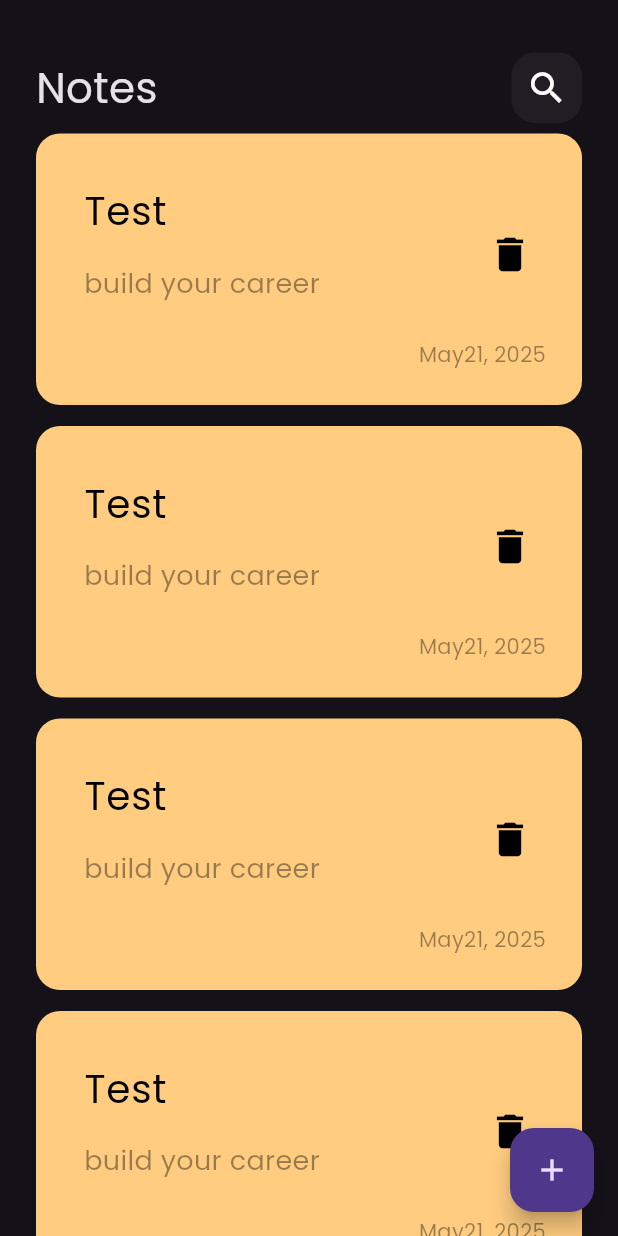
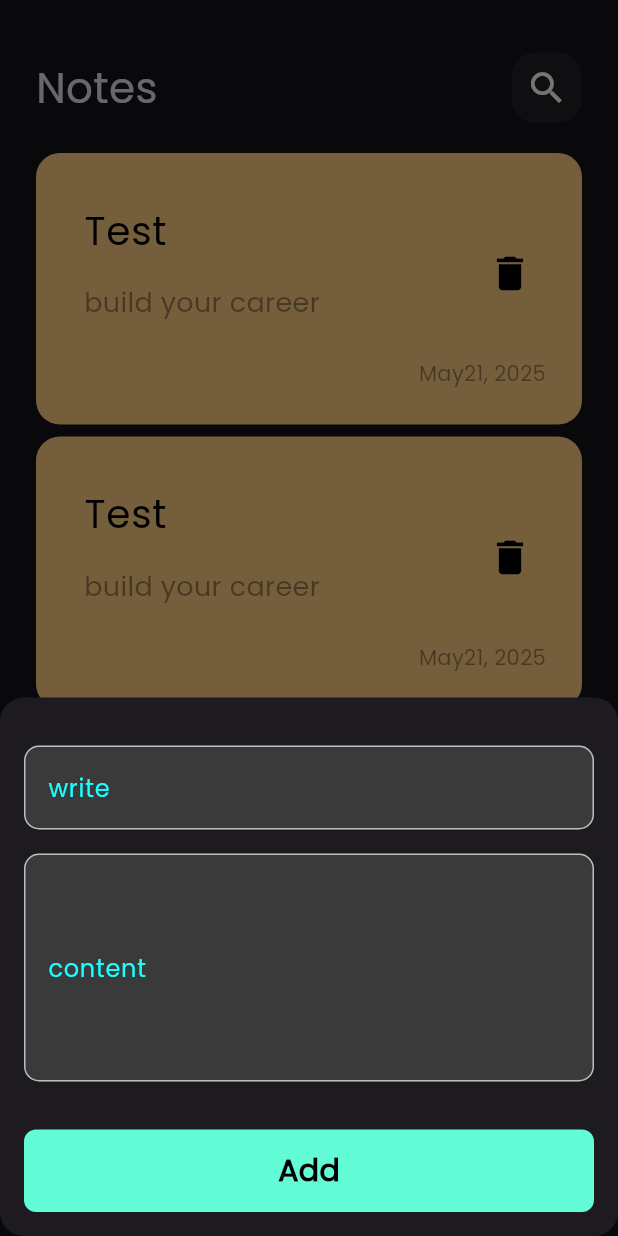
Before and after one commit to rafahkalo/notes_app, a Flutter app: the screen it shows after launch, after a tap on the "add" icon, on a phone screen of 412 x 824 dp. Run offline on Flutter 3.47's test engine with Material 3 defaults, Android fonts, the phone set to English and light mode, and no system bars.

Commit message:
upadte custom appBar

```diff
--- a/lib/main.dart
+++ b/lib/main.dart
@@ -12,6 +12,7 @@ class NotesApp extends StatelessWidget {
   @override
   Widget build(BuildContext context) {
     return MaterialApp(
+      debugShowCheckedModeBanner: false,
       theme: ThemeData(brightness: Brightness.dark, fontFamily: 'Poppins'),
         home: const NotesView()
     );
--- a/lib/views/notes_view.dart
+++ b/lib/views/notes_view.dart
@@ -1,15 +1,35 @@
 import 'package:flutter/cupertino.dart';
 import 'package:flutter/material.dart';
+import 'package:notes_app/views/widgets/AddNoteBottomSheet.dart';
 import 'package:notes_app/views/widgets/notes_view_body.dart';
 
 class NotesView extends StatelessWidget {
   const NotesView({super.key});
 
-
   @override
   Widget build(BuildContext context) {
     return Scaffold(
-      floatingActionButton: FloatingActionButton(onPressed: () {}, child: const Icon(Icons.add),),
+      floatingActionButton: SizedBox(
+        width: 60,
+        height: 60,
+        child: FloatingActionButton(
+          onPressed: () {
+            showModalBottomSheet(
+              isScrollControlled: true,
+              shape: RoundedRectangleBorder(
+                borderRadius: BorderRadius.circular(16),
+              ),
+              context: context,
+              builder: (context) {
+                return const AddNoteBottomSheet();
+              },
+            );
+          },
+          shape: const CircleBorder(),
+          backgroundColor: Colors.cyan,
+          child: const Icon(Icons.add),
+        ),
+      ),
       body: const NotesViewBody(),
     );
   }
--- a/lib/views/widgets/AddNoteBottomSheet.dart
+++ b/lib/views/widgets/AddNoteBottomSheet.dart
@@ -0,0 +1,31 @@
+
+import 'package:flutter/cupertino.dart';
+
+import 'custom_button.dart';
+import 'custom_text_field.dart';
+
+class AddNoteBottomSheet extends StatelessWidget {
+  const AddNoteBottomSheet({super.key});
+
+  @override
+  Widget build(BuildContext context) {
+    return SingleChildScrollView(
+      padding: EdgeInsets.only(
+        left: 16,
+        right: 16,
+        bottom: MediaQuery.of(context).viewInsets.bottom + 16,
+        top: 32,
+      ),
+      child: Column(
+        mainAxisSize: MainAxisSize.min,
+        children: const [
+          CustomTextField(hint: 'write',),
+          SizedBox(height: 16),
+          CustomTextField(hint: 'content', maxLines: 5),
+          SizedBox(height: 32),
+          CustomButton(),
+        ],
+      ),
+    );
+  }
+}
--- a/lib/views/widgets/custom_app_bar.dart
+++ b/lib/views/widgets/custom_app_bar.dart
@@ -4,18 +4,19 @@ import 'package:flutter/material.dart';
 import 'custom_search_icon.dart';
 
 class CustomAppBar extends StatelessWidget {
-  const CustomAppBar({super.key});
+  const CustomAppBar({super.key, required this.title, required this.icon});
 
+  final String title;
+  final IconData icon;
 
   @override
   Widget build(BuildContext context) {
     return Row(
       children: [
-        Text('Notes', style: TextStyle(fontSize: 28)),
+        Text(title, style: const TextStyle(fontSize: 28)),
         Spacer(),
-        CustomSearchIcon()
+        CustomSearchIcon(icon: icon),
       ],
-
     );
   }
 }
--- a/lib/views/widgets/custom_button.dart
+++ b/lib/views/widgets/custom_button.dart
@@ -0,0 +1,45 @@
+import 'package:flutter/material.dart';
+
+import '../constants.dart';
+
+
+class CustomButton extends StatelessWidget {
+  const CustomButton({super.key, this.onTap, this.isLoading = false});
+
+  final void Function()? onTap;
+
+  final bool isLoading;
+  @override
+  Widget build(BuildContext context) {
+    return GestureDetector(
+      onTap: onTap,
+      child: Container(
+        width: MediaQuery.of(context).size.width,
+        height: 55,
+        decoration: BoxDecoration(
+            color: kPrimaryColor,
+            borderRadius: BorderRadius.circular(
+              8,
+            )),
+        child: Center(
+          child: isLoading
+              ? const SizedBox(
+            height: 24,
+            width: 24,
+            child: CircularProgressIndicator(
+              color: Colors.black,
+            ),
+          )
+              : const Text(
+            'Add',
+            style: TextStyle(
+              color: Colors.black,
+              fontWeight: FontWeight.bold,
+              fontSize: 20,
+            ),
+          ),
+        ),
+      ),
+    );
+  }
+}
--- a/lib/views/widgets/custom_search_icon.dart
+++ b/lib/views/widgets/custom_search_icon.dart
@@ -2,7 +2,9 @@ import 'package:flutter/cupertino.dart';
 import 'package:flutter/material.dart';
 
 class CustomSearchIcon extends StatelessWidget {
-  const CustomSearchIcon({super.key});
+  const CustomSearchIcon({super.key, required this.icon});
+    final IconData icon;
+
   @override
   Widget build(BuildContext context) {
     return Container(
@@ -13,7 +15,7 @@ class CustomSearchIcon extends StatelessWidget {
           borderRadius: BorderRadius.circular(16)
       ),
       child: Center(
-          child: Icon(Icons.search,
+          child: Icon(icon,
             size: 28,)
       ),
     );
--- a/lib/views/widgets/custom_text_field.dart
+++ b/lib/views/widgets/custom_text_field.dart
@@ -0,0 +1,86 @@
+import 'package:flutter/material.dart';
+import '../constants.dart';
+
+
+class CustomTextField extends StatelessWidget {
+  final String hint;
+  final int maxLines;
+
+  const CustomTextField({
+    super.key,
+    required this.hint,
+    this.maxLines = 1,
+  });
+
+  @override
+  Widget build(BuildContext context) {
+    return TextField(
+      maxLines: maxLines,
+      style: TextStyle(color: Colors.cyanAccent),
+      decoration: InputDecoration(
+        labelText: hint,
+        labelStyle: TextStyle(color: Colors.cyanAccent),
+        enabledBorder: OutlineInputBorder(
+          borderSide: BorderSide(color: Colors.grey.shade400),
+          borderRadius: BorderRadius.circular(10),
+        ),
+        focusedBorder: OutlineInputBorder(
+          borderSide: BorderSide(color: Colors.cyanAccent),
+          borderRadius: BorderRadius.circular(10),
+        ),
+        filled: true,
+        fillColor: Color(0xFF3A3A3A),
+      ),
+    );
+  }
+}
+/*
+class CustomTextField extends StatelessWidget {
+  const CustomTextField({
+    super.key,
+    required this.hint,
+    this.maxLines = 1,
+    this.onSaved,
+    this.onChanged,
+  });
+
+  final String hint;
+  final int maxLines;
+  final void Function(String?)? onSaved;
+  final Function(String)? onChanged;
+
+  @override
+  Widget build(BuildContext context) {
+    return TextFormField(
+      onChanged: onChanged,
+      onSaved: onSaved,
+      validator: (value) {
+        if (value?.isEmpty ?? true) {
+          return 'Field is required';
+        } else {
+          return null;
+        }
+      },
+      cursorColor: kPrimaryColor,
+      maxLines: maxLines,
+        decoration: InputDecoration(
+          hintText: hint,
+          hintStyle: const TextStyle(color: kPrimaryColor),
+          contentPadding: const EdgeInsets.symmetric(vertical: 16, horizontal: 12),
+          border: buildBorder(),
+          enabledBorder: buildBorder(),
+          focusedBorder: buildBorder(kPrimaryColor),
+        ),
+    );
+  }
+
+  OutlineInputBorder buildBorder([color]) {
+    return OutlineInputBorder(
+      borderRadius: BorderRadius.circular(8),
+      borderSide: BorderSide(
+        color: color ?? Colors.white,
+      ),
+    );
+  }
+}
+*/
--- a/lib/views/widgets/notes_list_view.dart
+++ b/lib/views/widgets/notes_list_view.dart
@@ -1,16 +1,22 @@
-import 'package:flutter/cupertino.dart';
 import 'package:flutter/material.dart';
-import 'package:notes_app/views/note_item.dart';
+import '../note_item.dart';
 
 class NotesListView extends StatelessWidget {
   const NotesListView({super.key});
+
   @override
   Widget build(BuildContext context) {
-    return ListView.builder(itemBuilder: (context, index) {
-      return const Padding(
-        padding: EdgeInsets.symmetric(vertical: 7),
-        child: NoteItem(),
-      );
-    });
+      return Padding(
+          padding: const EdgeInsets.symmetric(vertical: 16),
+          child: ListView.builder(
+              padding: EdgeInsets.zero,
+              itemBuilder: (context, index) {
+                return Padding(
+                  padding: const EdgeInsets.symmetric(vertical: 4),
+                  child: NoteItem(
+                  ),
+                );
+              }),
+        );
   }
 }
--- a/lib/views/widgets/notes_view_body.dart
+++ b/lib/views/widgets/notes_view_body.dart
@@ -1,8 +1,6 @@
 import 'package:flutter/cupertino.dart';
 import 'package:flutter/material.dart';
 import 'package:notes_app/views/widgets/notes_list_view.dart';
-
-import '../note_item.dart';
 import 'custom_app_bar.dart';
 
 class NotesViewBody extends StatelessWidget {
@@ -12,8 +10,13 @@ class NotesViewBody extends StatelessWidget {
   Widget build(BuildContext context) {
     return Padding(
       padding: const EdgeInsets.symmetric(horizontal: 24),
-      child: Column(children: [SizedBox(height: 35), CustomAppBar(),
-        Expanded(child:  NotesListView() )
+      child: Column(children: const
+      [
+        SizedBox(height: 35),
+       CustomAppBar(title: 'Notes', icon: Icons.search),
+        Expanded(
+          child:
+            NotesListView() )
       ]
       ),
     );
```
Also changed, not shown: lib/views/constants.dart (+11 -0 lines), lib/views/note_edit_view.dart (added, +13 -0 lines), lib/views/note_item.dart (+15 -18 lines), lib/views/widgets/edite_view_body.dart (added, +20 -0 lines), 1 other file.
